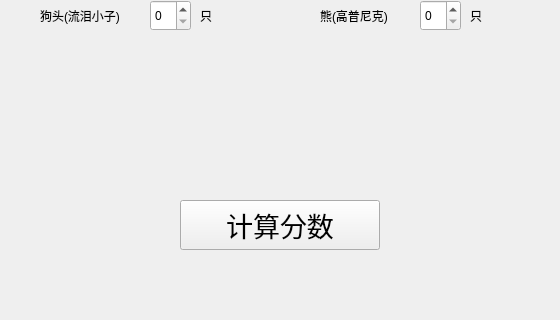
Qt form code/login.ui (SYadda/Arknights_Roguelike_Mizuki_Calculator) before a commit; both pictures show x 320 to 880 and y 680 to 1000 of the 1200 by 1000 pixel window.
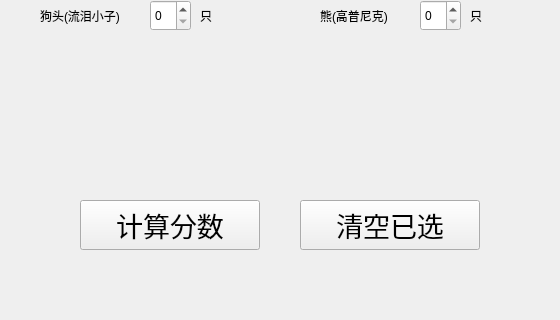
The same form after that commit.

Commit message: 1.3版 添加一键清空功能

```diff
--- a/code/login.ui
+++ b/code/login.ui
@@ -29,9 +29,9 @@
    <widget class="QPushButton" name="pushButton">
     <property name="geometry">
      <rect>
-      <x>500</x>
+      <x>400</x>
       <y>880</y>
-      <width>200</width>
+      <width>180</width>
       <height>50</height>
      </rect>
     </property>
@@ -1619,6 +1619,25 @@
      <bool>false</bool>
     </property>
    </widget>
+   <widget class="QPushButton" name="pushButton_2">
+    <property name="geometry">
+     <rect>
+      <x>620</x>
+      <y>880</y>
+      <width>180</width>
+      <height>50</height>
+     </rect>
+    </property>
+    <property name="font">
+     <font>
+      <family>Agency FB</family>
+      <pointsize>20</pointsize>
+     </font>
+    </property>
+    <property name="text">
+     <string>清空已选</string>
+    </property>
+   </widget>
   </widget>
   <widget class="QStatusBar" name="statusbar"/>
   <widget class="QMenuBar" name="menubar">
```
Left out of the diff: 70 changed lines with no effect on the pictures. The commit also changes 13 other files.
